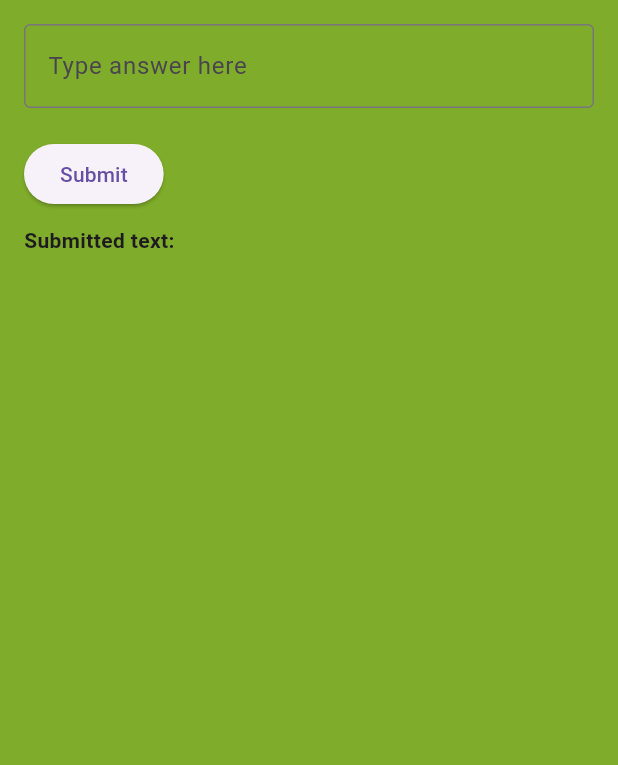
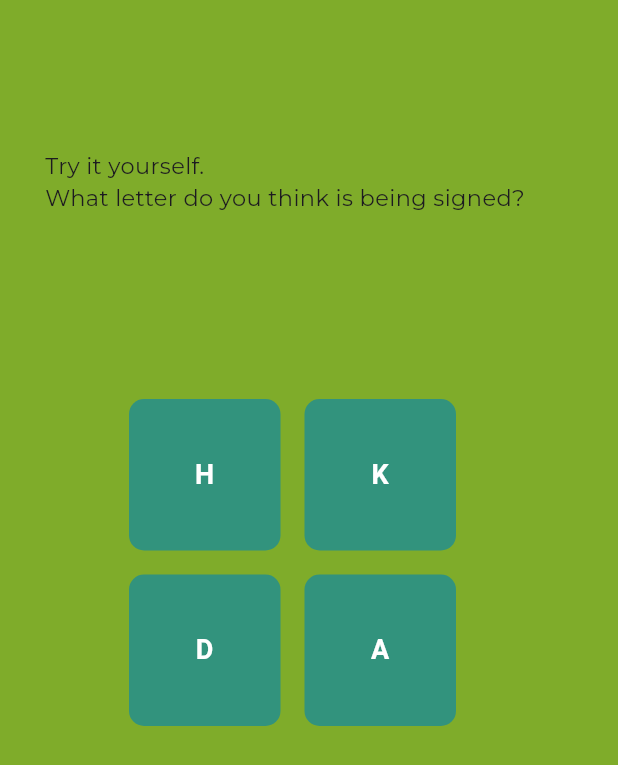
Before and after one commit to iBoudreaux/Capstone, a Flutter app: the LetterPractice screen opened directly, on a phone screen of 412 x 824 dp. Shown: the top 765 px of the screen. Run offline on Flutter 3.47's test engine with Material 3 defaults, Android fonts, the phone set to English and light mode, and no system bars; our stand-ins replace google_fonts, google_nav_bar, hive_flutter, image_picker, percent_indicator, smooth_page_indicator; missing offline and left inert: mysql_client; accounts and stored records are empty.

Commit message:
Added model and pages - added questions model - made questions objs - turned practice into quiz, will update name later - quiz checks for right answer

```diff
--- a/signlanguageapp/lib/Pages/menupages/lessonpages/letterpages/letterpracticepage.dart
+++ b/signlanguageapp/lib/Pages/menupages/lessonpages/letterpages/letterpracticepage.dart
@@ -1,60 +1,82 @@
 import 'package:flutter/material.dart';
+import 'package:google_fonts/google_fonts.dart';
+import 'package:signlanguageapp/Pages/questions/questions.dart';
 
 class LetterPractice extends StatefulWidget {
-  const LetterPractice({Key? key}) : super(key: key);
+  const LetterPractice({super.key});
 
   @override
   State<LetterPractice> createState() => _InputExampleState();
 }
 
 class _InputExampleState extends State<LetterPractice> {
- final TextEditingController _controller = TextEditingController();
-  String _userInput = '';
-  String _submittedText = ''; // New variable to store submitted text
+  String? selectedAnswerIndex;
+  int questionIndex = 0;
+  int score = 0;
+  int progress = 0;
+
+  void pickAnswer(String value) {
+    selectedAnswerIndex = value;
+    final question = questions[questionIndex];
+    if (selectedAnswerIndex == question.correctAnswerIndex) {
+      score++;
+      print(score);
+    }
+    setState(() {});
+  }
 
   @override
   Widget build(BuildContext context) {
+    final question = questions[questionIndex]; //grabbing first question obj
     return Scaffold(
       backgroundColor: const Color.fromARGB(255, 127, 172, 42),
-      body: Padding(
-        padding: const EdgeInsets.all(16.0),
-        child: Column(
-          crossAxisAlignment: CrossAxisAlignment.start,
-          children: [
-            TextField(
-              controller: _controller,
-              decoration: const InputDecoration(
-                hintText: 'Type answer here',
-                border: OutlineInputBorder(),
-              ),
-              onChanged: (value) {
-                setState(() {
-                  _userInput = value;
-                });
-              },
+      body: Stack(
+        children: [
+
+          Padding(
+            padding: const EdgeInsets.only(top: 100, left: 30),
+            child:
+            Text(
+              "Try it yourself.\n${question.question}",  //grabbing question in question obj
+              style: GoogleFonts.montserrat(fontSize: 15),
+            )
+          ),
+
+          Padding(padding: const EdgeInsets.only(top: 250, left: 70),
+          child:
+            SizedBox(
+              width: 250,
+              height: 250,
+              child: GridView.count(
+                crossAxisCount: 2,
+                padding: const EdgeInsets.all(16),
+                mainAxisSpacing: 16,
+                crossAxisSpacing: 16,
+                children: question.options.map((option) {
+                  return GestureDetector(
+                    onTap: () {
+                      pickAnswer(option);
+                    },
+                    child: Container(
+                      decoration: BoxDecoration(
+                        color: const Color.fromARGB(255, 50, 147, 125),
+                        borderRadius: BorderRadius.circular(10),
+                      ),
+                      child: Center(
+                        child: Text(
+                          option,
+                          style: const TextStyle(color: Colors.white, fontSize: 18, fontWeight: FontWeight.bold),
+                          textAlign: TextAlign.center,
+                        ),
+                      ),
+                    ),
+                  );
+                      }).toList(),
+                    ),
             ),
-            const SizedBox(height: 20),
-            ElevatedButton(
-              child: const Text('Submit'),
-              onPressed: () {
-                setState(() {
-                  _submittedText = _controller.text;
-                });
-                _controller.clear();
-              },
-            ),
-            const SizedBox(height: 10),
-            Text('Submitted text: $_submittedText',
-              style: const TextStyle(fontWeight: FontWeight.bold)),
-          ],
-        ),
+          )
+        ]
       ),
     );
   }
-
-  @override
-  void dispose() {
-    _controller.dispose();
-    super.dispose();
-  }
 }
--- /dev/null
+++ b/signlanguageapp/lib/Pages/questions/questions.dart
@@ -0,0 +1,33 @@
+import 'package:signlanguageapp/Pages/questions/questionsmodel.dart';
+
+const List<Question> questions = [
+  Question(
+    question: 'What letter do you think is being signed?',
+    options: ['H', 'K', 'D', 'A'],
+    correctAnswerIndex: 'K'
+  ),
+
+  Question(
+    question: 'What letter do you think is being signed?',
+    options: ['K', 'W', 'E', 'T'],
+    correctAnswerIndex: 'E'
+  ),
+
+  Question(
+    question: 'What letter do you think is being signed?',
+    options: ['B', 'L', 'R', 'O'],
+    correctAnswerIndex: 'R'
+  ),
+
+  Question(
+    question: 'What letter do you think is being signed?',
+    options: ['F', 'M', 'A', 'Z'],
+    correctAnswerIndex: 'M'
+  ),
+
+  Question(
+    question: 'What letter do you think is being signed?',
+    options: ['H', 'S', 'I', 'N'],
+    correctAnswerIndex: 'S'
+  )
+];
--- /dev/null
+++ b/signlanguageapp/lib/Pages/questions/questionsmodel.dart
@@ -0,0 +1,11 @@
+class Question {
+  final String question;
+  final List<String> options;
+  final String correctAnswerIndex;
+
+  const Question({
+    required this.correctAnswerIndex,
+    required this.question,
+    required this.options,
+  });
+}
```
